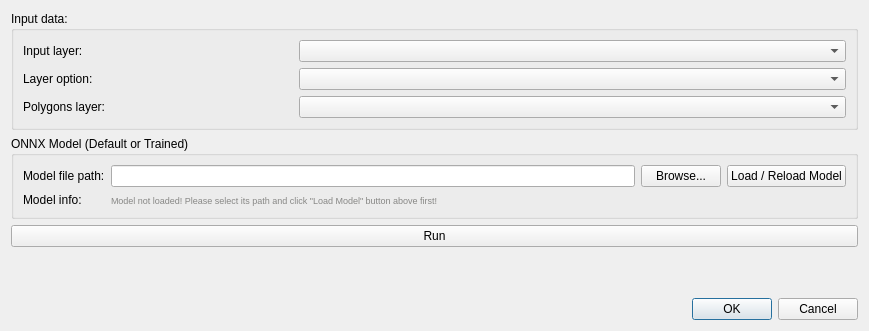
This is segment_anything_dialog_base.ui in INF800/qgis_segment_anything as Qt 5 draws it before an edit. The edited form follows.
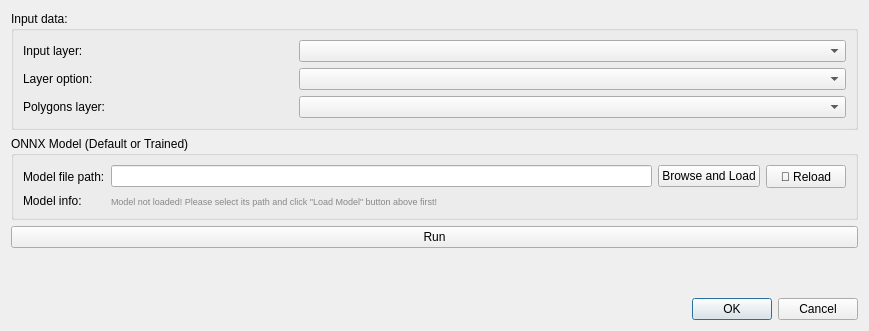
This is the edited form. Custom widgets are drawn as their Qt base class.

Commit message: interactively load model

Diff of the .ui file:
```diff
--- a/segment_anything_dialog_base.ui
+++ b/segment_anything_dialog_base.ui
@@ -67,7 +67,7 @@
          <string>Reload the model given in the line edit above</string>
         </property>
         <property name="text">
-         <string>Load / Reload Model</string>
+         <string>🔄️ Reload</string>
         </property>
        </widget>
       </item>
@@ -84,7 +84,7 @@
          <bool>true</bool>
         </property>
         <property name="text">
-         <string>Browse...</string>
+         <string>Browse and Load</string>
         </property>
        </widget>
       </item>
```
The commit also changes 1 other file.
